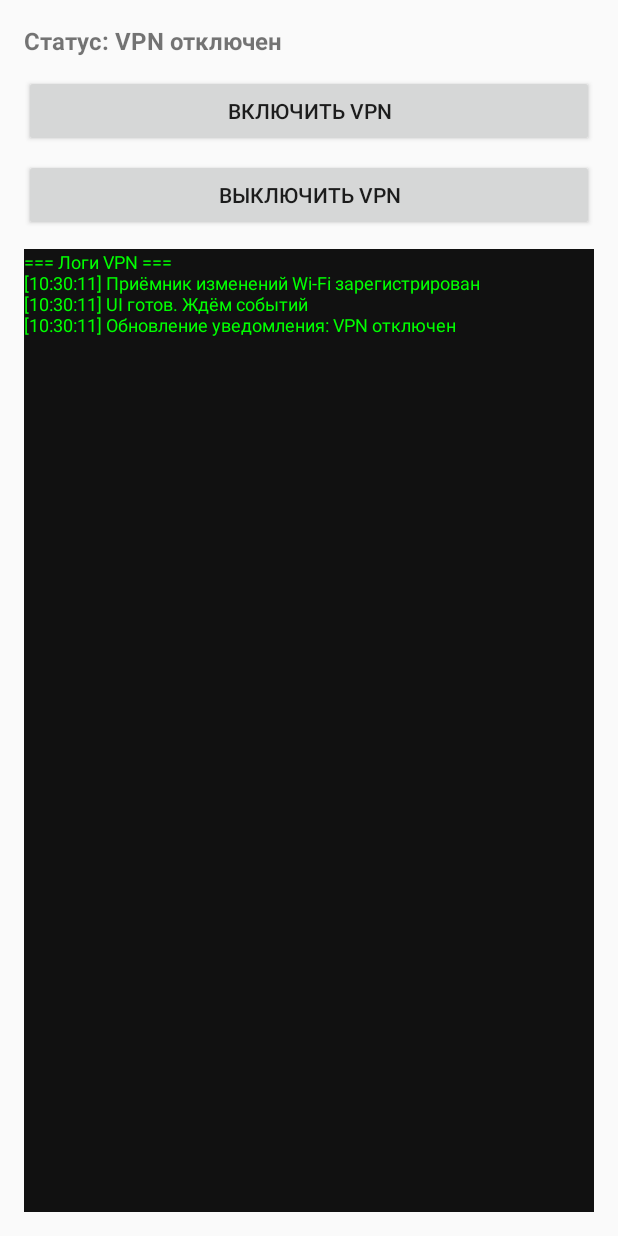
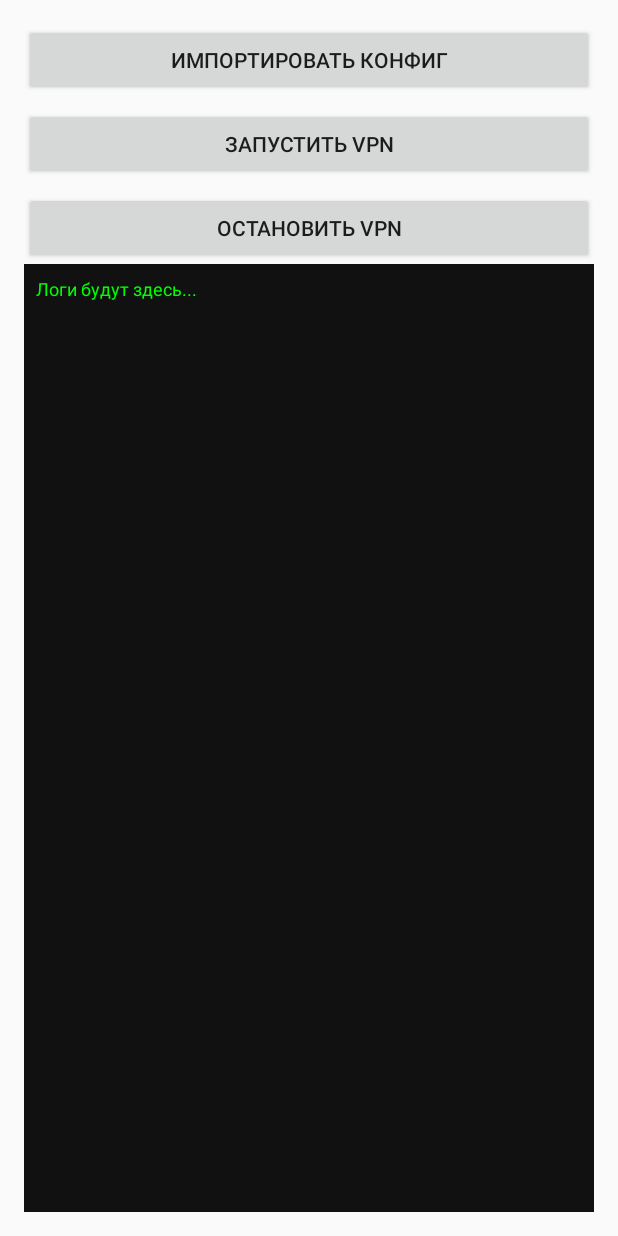
Before and after one commit to ApSin-EITB/APLOCAL, an Android app: the VpnModuleActivity screen opened directly, with no data from a screen before it, on a phone screen of 412 x 824 dp. Run offline under Robolectric (Android 15) with nearby library versions, the phone set to English and light mode, and no system bars.

Commit message:
Добавлена либа wg-go

```diff
--- a/app/src/main/cpp/CMakeLists.txt
+++ b/app/src/main/cpp/CMakeLists.txt
@@ -7,14 +7,13 @@ add_library(vpnbridge SHARED
         vpnbridge.cpp
 )
 
-# Получаем путь, переданный из Gradle
 add_library(wg-go SHARED IMPORTED)
 
-# 👇 Устанавливаем путь, полученный от Gradle
 set_target_properties(wg-go PROPERTIES
-        IMPORTED_LOCATION "${GO_WG_LIB}"
+        IMPORTED_LOCATION "${CMAKE_SOURCE_DIR}/../jniLibs/arm64-v8a/libwg-go.so"
 )
 
 target_link_libraries(vpnbridge
         ${CMAKE_SOURCE_DIR}/../jniLibs/arm64-v8a/libwg-go.so
+        log
 )
--- a/app/src/main/java/ru/apsin/aplocal/VpnModuleActivity.kt
+++ b/app/src/main/java/ru/apsin/aplocal/VpnModuleActivity.kt
@@ -1,124 +1,81 @@
 package ru.apsin.aplocal
 
-import android.Manifest
-import android.content.BroadcastReceiver
-import android.content.Context
-import android.content.Intent
-import android.content.IntentFilter
-import android.content.pm.PackageManager
-import android.net.wifi.WifiManager
-import android.os.Bundle
-import android.widget.Button
-import android.widget.TextView
+import android.app.Activity
+import android.content.*
+import android.net.VpnService
+import android.os.*
+import android.util.Log
+import android.widget.*
+import androidx.activity.result.contract.ActivityResultContracts
 import androidx.appcompat.app.AppCompatActivity
-import java.text.SimpleDateFormat
-import java.util.*
+import java.io.*
 
 class VpnModuleActivity : AppCompatActivity() {
 
     private lateinit var logView: TextView
-    private val timeFormat = SimpleDateFormat("HH:mm:ss", Locale.getDefault())
+    private val TAG = "VpnModuleActivity"
+    private val configFileName = "wg-runtime.conf"
 
-    private lateinit var startButton: Button
-    private lateinit var stopButton: Button
-
-    private val wifiReceiver = object : BroadcastReceiver() {
-        override fun onReceive(context: Context, intent: Intent) {
-            val ssid = getCurrentSsid()
-            appendLog("Обнаружено изменение сети. Текущий SSID: $ssid")
-
-            if (ssid == "\"privatka\"") {
-                appendLog("Подключен к доверенной сети — отключаем VPN")
-                stopVpn()
-            } else {
-                appendLog("Неизвестная или отсутствующая Wi-Fi сеть — включаем VPN")
-                startVpn()
+    private val filePickerLauncher = registerForActivityResult(
+        ActivityResultContracts.StartActivityForResult()
+    ) { result ->
+        if (result.resultCode == Activity.RESULT_OK) {
+            val uri = result.data?.data ?: return@registerForActivityResult
+            contentResolver.openInputStream(uri)?.use { input ->
+                val file = File(filesDir, configFileName)
+                file.outputStream().use { output -> input.copyTo(output) }
+                appendLog("Конфигурация импортирована: ${file.absolutePath}")
             }
         }
     }
 
-    private fun requestPermissionsIfNeeded() {
-        val permissions = mutableListOf<String>()
-
-        if (checkSelfPermission(Manifest.permission.ACCESS_WIFI_STATE) != PackageManager.PERMISSION_GRANTED)
-            permissions.add(Manifest.permission.ACCESS_WIFI_STATE)
-
-        if (checkSelfPermission(Manifest.permission.READ_EXTERNAL_STORAGE) != PackageManager.PERMISSION_GRANTED)
-            permissions.add(Manifest.permission.READ_EXTERNAL_STORAGE)
-
-        if (permissions.isNotEmpty()) {
-            requestPermissions(permissions.toTypedArray(), 101)
-        }
+    private fun appendLog(text: String) {
+        logView.append("[$TAG] $text\n")
+        Log.i(TAG, text)
     }
 
     override fun onCreate(savedInstanceState: Bundle?) {
         super.onCreate(savedInstanceState)
         setContentView(R.layout.activity_vpn_module)
 
-        logView = findViewById(R.id.vpnLogView)
-        startButton = findViewById(R.id.vpnStartButton)
-        stopButton = findViewById(R.id.vpnStopButton)
+        logView = findViewById(R.id.logTextView)
 
-        startButton.setOnClickListener {
-            appendLog("Кнопка запуска VPN нажата")
+        findViewById<Button>(R.id.importConfigButton).setOnClickListener {
+            val intent = Intent(Intent.ACTION_OPEN_DOCUMENT).apply {
+                addCategory(Intent.CATEGORY_OPENABLE)
+                type = "*/*"
+            }
+            filePickerLauncher.launch(intent)
+        }
+
+        findViewById<Button>(R.id.startVpnButton).setOnClickListener {
             startVpn()
         }
 
-        stopButton.setOnClickListener {
-            appendLog("Кнопка остановки VPN нажата")
+        findViewById<Button>(R.id.stopVpnButton).setOnClickListener {
             stopVpn()
-        }
-
-        WgActLogic.setLogger { msg ->
-            runOnUiThread {
-                logView.append(msg + "\n")
-            }
-        }
-
-        registerReceiver(wifiReceiver, IntentFilter(WifiManager.NETWORK_STATE_CHANGED_ACTION))
-        appendLog("Приёмник изменений Wi-Fi зарегистрирован")
-
-        appendLog("UI готов. Ждём событий")
-        updateNotification("VPN отключен")
-        requestPermissionsIfNeeded()
-
-        val vpnIntent = android.net.VpnService.prepare(this)
-        if (vpnIntent != null) {
-            startActivityForResult(vpnIntent, 100)
-        } else {
-            onActivityResult(100, RESULT_OK, null)
         }
     }
 
-    private fun getCurrentSsid(): String? {
-        val wifiManager = applicationContext.getSystemService(Context.WIFI_SERVICE) as WifiManager
-        return wifiManager.connectionInfo?.ssid
+    private fun startVpn() {
+        val intent = VpnService.prepare(this)
+        if (intent != null) {
+            startActivityForResult(intent, 1)
+        } else {
+            onActivityResult(1, Activity.RESULT_OK, null)
+        }
     }
 
-    private fun startVpn() {
-        val ok = WgActLogic.startVpnWithConfig(this, ::appendLog)
-        if (ok) updateNotification("VPN включен") else appendLog("Не удалось включить VPN")
+    override fun onActivityResult(requestCode: Int, resultCode: Int, data: Intent?) {
+        if (requestCode == 1 && resultCode == RESULT_OK) {
+            val vpnIntent = Intent(this, MyVpnService::class.java)
+            startService(vpnIntent)
+        }
+        super.onActivityResult(requestCode, resultCode, data)
     }
 
     private fun stopVpn() {
-        val ok = WgActLogic.stopVpn(::appendLog)
-        if (ok) updateNotification("VPN отключен") else appendLog("Не удалось отключить VPN")
-    }
-
-    private fun appendLog(text: String) {
-        val now = timeFormat.format(Date())
-        logView.append("[$now] $text\n")
-    }
-
-    private fun updateNotification(status: String) {
-        appendLog("Обновление уведомления: $status")
-        NotificationHelper.show(this, 101, NotificationHelper.createStatusNotification(this, status))
-        findViewById<TextView>(R.id.vpnStatusText)?.text = "Статус: $status"
-    }
-
-    override fun onDestroy() {
-        super.onDestroy()
-        unregisterReceiver(wifiReceiver)
-        appendLog("Приёмник Wi-Fi удалён")
+        stopService(Intent(this, MyVpnService::class.java))
+        WgActLogic.stopVpn()
     }
 }
--- a/app/src/main/res/layout/activity_vpn_module.xml
+++ b/app/src/main/res/layout/activity_vpn_module.xml
@@ -1,43 +1,45 @@
 <?xml version="1.0" encoding="utf-8"?>
 <LinearLayout xmlns:android="http://schemas.android.com/apk/res/android"
-    android:id="@+id/vpn_module_container"
+    android:id="@+id/vpnModuleLayout"
     android:layout_width="match_parent"
     android:layout_height="match_parent"
     android:orientation="vertical"
     android:padding="16dp">
 
-    <TextView
-        android:id="@+id/vpnStatusText"
+    <!-- Кнопка импорта конфигурации -->
+    <Button
+        android:id="@+id/importConfigButton"
         android:layout_width="match_parent"
         android:layout_height="wrap_content"
-        android:text="Статус: неизвестно"
-        android:textStyle="bold"
-        android:textSize="16sp"
-        android:paddingBottom="12dp"/>
+        android:text="Импортировать конфиг" />
 
+    <!-- Кнопка запуска VPN -->
     <Button
-        android:id="@+id/vpnStartButton"
+        android:id="@+id/startVpnButton"
         android:layout_width="match_parent"
         android:layout_height="wrap_content"
-        android:text="Включить VPN" />
+        android:text="Запустить VPN"
+        android:layout_marginTop="8dp" />
 
+    <!-- Кнопка остановки VPN -->
     <Button
-        android:id="@+id/vpnStopButton"
+        android:id="@+id/stopVpnButton"
         android:layout_width="match_parent"
         android:layout_height="wrap_content"
-        android:text="Выключить VPN"
+        android:text="Остановить VPN"
         android:layout_marginTop="8dp" />
 
+    <!-- Область для логов -->
     <TextView
-        android:id="@+id/vpnLogView"
+        android:id="@+id/logTextView"
         android:layout_width="match_parent"
         android:layout_height="0dp"
-        android:layout_marginTop="12dp"
         android:layout_weight="1"
         android:background="#111111"
         android:textColor="#00FF00"
+        android:textIsSelectable="true"
+        android:padding="8dp"
+        android:scrollbars="vertical"
         android:textSize="12sp"
-        android:textIsSelectable="true"
-        android:scrollbars="vertical"
-        android:text="=== Логи VPN ===\n" />
+        android:text="Логи будут здесь..." />
 </LinearLayout>
```
Also changed, not shown: app/src/main/java/ru/apsin/aplocal/MyVpnService.kt (+33 -23 lines), app/src/main/java/ru/apsin/aplocal/WgActLogic.kt (+12 -44 lines), app/src/main/java/ru/apsin/aplocal/WireGuardBackend.kt (+3 -17 lines), app/src/main/java/ru/apsin/aplocal/nativebridge/NativeBridge.kt (+8 -6 lines), 4 other files.
